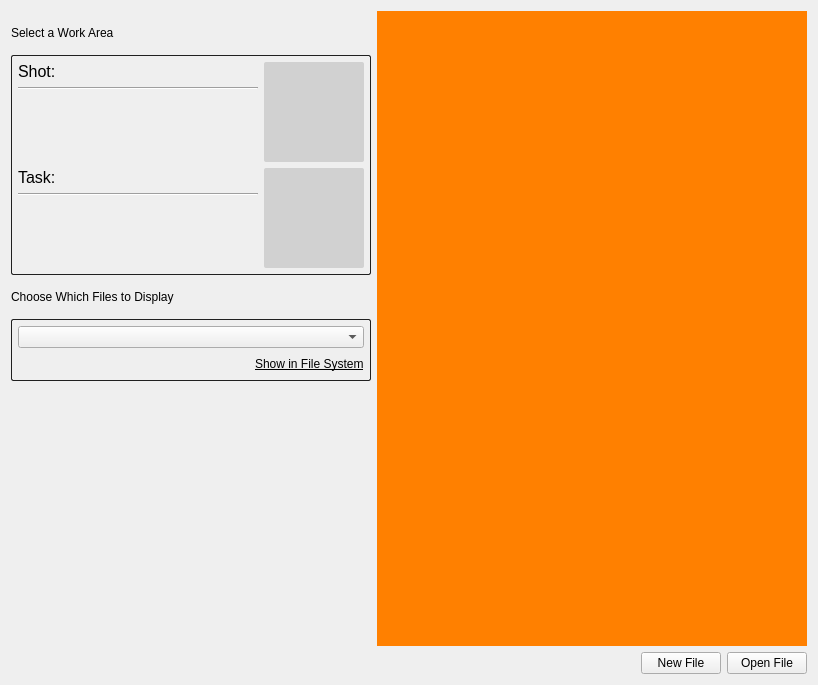
shotgunsoftware/tk-multi-workfiles2, file resources/work_files_form.ui: the form before one commit.
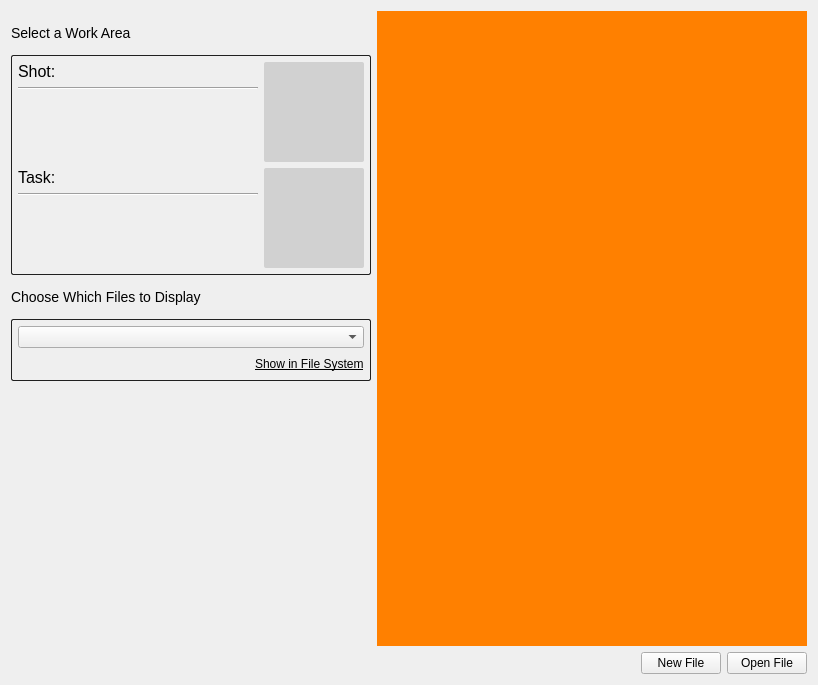
The form after the commit. Custom widgets are drawn as their Qt base class.

The edit to the form file:
```diff
--- a/resources/work_files_form.ui
+++ b/resources/work_files_form.ui
@@ -42,12 +42,10 @@
           </size>
          </property>
          <property name="styleSheet">
-          <string notr="true">#items_title_label {
-font-size: 14pt
-}</string>
+          <string notr="true"/>
          </property>
          <property name="text">
-          <string>Select a Work Area</string>
+          <string>&lt;big&gt;Select a Work Area&lt;/big&gt;</string>
          </property>
          <property name="margin">
           <number>4</number>
@@ -463,12 +461,10 @@
           </size>
          </property>
          <property name="styleSheet">
-          <string notr="true">#items_title_label {
-font-size: 14pt
-}</string>
+          <string notr="true"/>
          </property>
          <property name="text">
-          <string>Choose Which Files to Display</string>
+          <string>&lt;big&gt;Choose Which Files to Display&lt;/big&gt;</string>
          </property>
          <property name="margin">
           <number>4</number>
```
